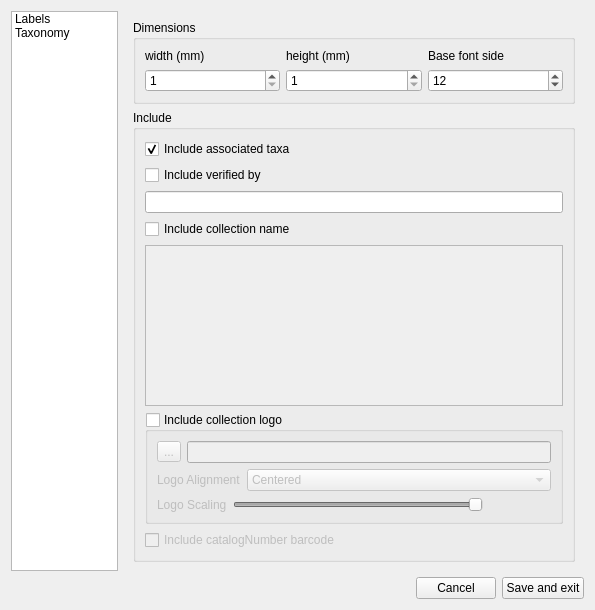
Qt form ui/settingsUI.ui (CapPow/collBook) before a commit.
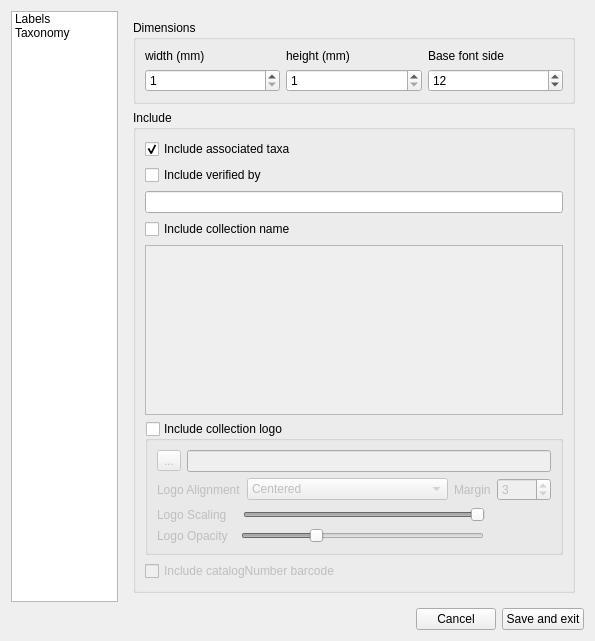
The same form after that commit. Icons and pictures are not drawn.

Commit message: finished logo work

```diff
--- a/ui/settingsUI.ui
+++ b/ui/settingsUI.ui
@@ -7,7 +7,7 @@
     <x>0</x>
     <y>0</y>
     <width>595</width>
-    <height>610</height>
+    <height>641</height>
    </rect>
   </property>
   <property name="minimumSize">
@@ -191,7 +191,7 @@
                  </property>
                  <layout class="QGridLayout" name="gridLayout_4">
                   <item row="1" column="0" colspan="2">
-                   <layout class="QHBoxLayout" name="horizontalLayout" stretch="0,10">
+                   <layout class="QHBoxLayout" name="horizontalLayout" stretch="0,10,0,0">
                     <item>
                      <widget class="QLabel" name="label_2">
                       <property name="text">
@@ -251,6 +251,23 @@
                       </item>
                      </widget>
                     </item>
+                    <item>
+                     <widget class="QLabel" name="label_5">
+                      <property name="text">
+                       <string>Margin</string>
+                      </property>
+                     </widget>
+                    </item>
+                    <item>
+                     <widget class="QSpinBox" name="value_LogoMargin">
+                      <property name="maximum">
+                       <number>9999</number>
+                      </property>
+                      <property name="value">
+                       <number>3</number>
+                      </property>
+                     </widget>
+                    </item>
                    </layout>
                   </item>
                   <item row="0" column="0">
@@ -282,7 +299,7 @@
                     <item>
                      <widget class="QLabel" name="label_3">
                       <property name="text">
-                       <string>Logo Scaling</string>
+                       <string>Logo Scaling   </string>
                       </property>
                      </widget>
                     </item>
@@ -311,6 +328,37 @@
                     </item>
                    </layout>
                   </item>
+                  <item row="3" column="0" colspan="2">
+                   <layout class="QHBoxLayout" name="horizontalLayout_3" stretch="1,8,2">
+                    <item>
+                     <widget class="QLabel" name="label_4">
+                      <property name="text">
+                       <string>Logo Opacity  </string>
+                      </property>
+                     </widget>
+                    </item>
+                    <item>
+                     <widget class="QSlider" name="value_LogoOpacity">
+                      <property name="maximum">
+                       <number>100</number>
+                      </property>
+                      <property name="value">
+                       <number>30</number>
+                      </property>
+                      <property name="orientation">
+                       <enum>Qt::Horizontal</enum>
+                      </property>
+                     </widget>
+                    </item>
+                    <item>
+                     <widget class="QLabel" name="label_opacityValue">
+                      <property name="text">
+                       <string/>
+                      </property>
+                     </widget>
+                    </item>
+                   </layout>
+                  </item>
                  </layout>
                 </widget>
                </item>
```
Left out of the diff: 51 changed lines with no effect on the pictures. The commit also changes 9 other files.
